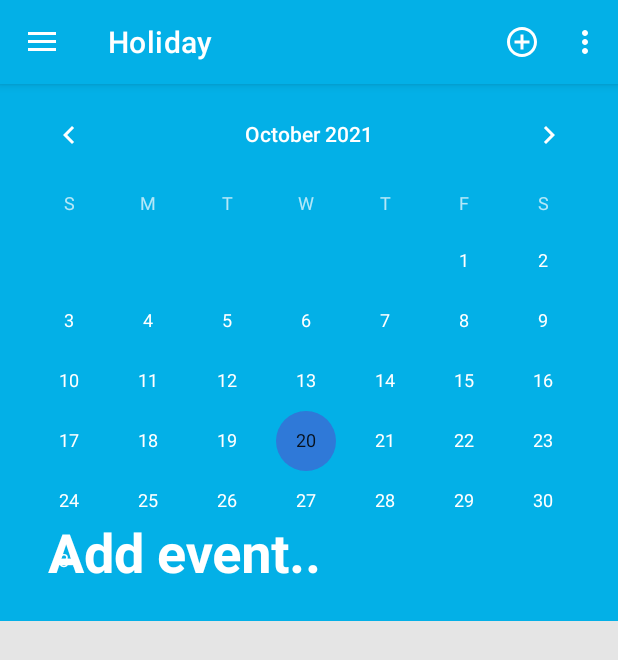
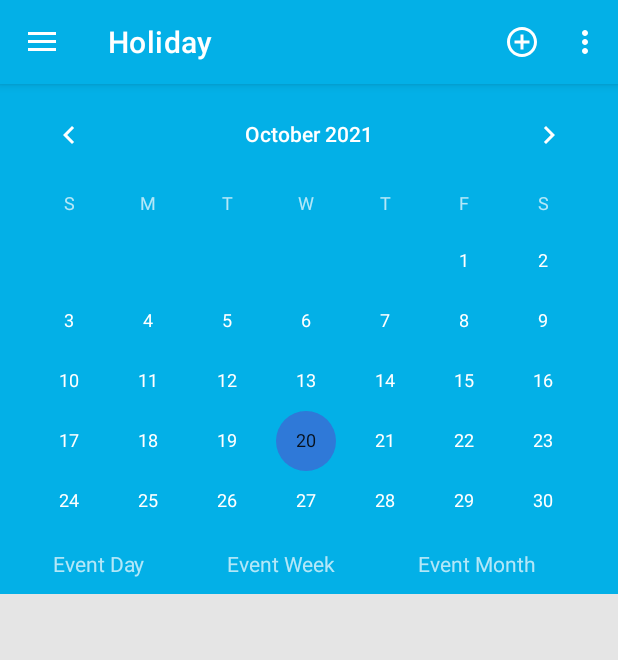
Before and after one commit to NovykovaNatalia/SmartNote, an Android app: the screen it shows after launch (MainActivity), in the side drawer, after a tap on "Holidays", on a phone screen of 412 x 824 dp. Shown: the top 660 px of the screen. Run offline under Robolectric (Android 15) with nearby library versions, the phone set to English and light mode, and no system bars; our stand-ins replace navigation-ui; libraries missing offline, so code that uses them is left out: androidx.palette.graphics.

Commit message:
Add event_day, event_week, event_month to CalendarView

```diff
--- a/app/src/main/java/com/example/smartnote/ui/holiday/HolidayFragment.kt
+++ b/app/src/main/java/com/example/smartnote/ui/holiday/HolidayFragment.kt
@@ -42,13 +42,11 @@ class HolidayFragment : Fragment() {
     lateinit var cancelActionButtonHoliday: Button
     lateinit var collapsing_toolbar: CollapsingToolbarLayout
     lateinit var date_ev: String
-
-    private var handlerAnimation = Handler()
-    private var statusAnimation = false
-    lateinit var imgAnimation: ImageView
-    lateinit var imgAnimation1: ImageView
     lateinit var inflater:LayoutInflater
     lateinit var container: ViewGroup
+    lateinit var event_day: TextView
+    lateinit var event_week: TextView
+    lateinit var event_month: TextView
 
     @SuppressLint("WrongConstant")
     override fun onCreateView(
@@ -64,10 +62,12 @@ class HolidayFragment : Fragment() {
 
         val root = inflater.inflate(R.layout.fragment_holiday, container, false)
 
-        val ttb = AnimationUtils.loadAnimation(context, R.anim.ttb)
         calendarView = root.findViewById(R.id.calendarView)
         collapsing_toolbar = root.findViewById(R.id.collapsing_toolbar)
-        collapsing_toolbar.setTitle(getResources().getString(R.string.event_text));
+        event_day = root.findViewById(R.id.event_day)
+        event_week = root.findViewById(R.id.event_week)
+        event_month = root.findViewById(R.id.event_month)
+//        collapsing_toolbar.setTitle(getResources().getString(R.string.event_text));
         toolbarTextAppernce()
 
         recyclerViwHoliday = root.findViewById(R.id.recyclerViewHoliday)
--- a/app/src/main/java/com/example/smartnote/ui/shopping/CustomRecyclerAdapterShopping.kt
+++ b/app/src/main/java/com/example/smartnote/ui/shopping/CustomRecyclerAdapterShopping.kt
@@ -94,7 +94,7 @@ class CustomAdapterShopping(private val items: ArrayList<ShoppingItem>) :
                         items[position].quantity = quantity_adnp.value
 //                        quantity_np.value = quantity_adnp.value
                     } else {
-                        Toast.makeText(context, "Put values!", Toast.LENGTH_LONG).show()
+                        Toast.makeText(context, context.getString(R.string.put_value), Toast.LENGTH_LONG).show()
                     }
                     mAlertDialog.dismiss()
                 }
@@ -106,13 +106,10 @@ class CustomAdapterShopping(private val items: ArrayList<ShoppingItem>) :
 
             itemView.setOnClickListener {
                 val builder = AlertDialog.Builder(holder.goods_tv.context)
-                builder.setMessage("Delete the god?")
-                Log.e("natlight", "Delete option")
-
-                builder.setPositiveButton("YES") { dialog, which ->
+                builder.setMessage("Delete the goods?")
+                builder.setPositiveButton("Yes") { dialog, which ->
                     items.remove(items[position])
                     notifyDataSetChanged()
-                    Log.e("natlight", "Deleted option")
                 }
                 builder.setNegativeButton("No") { dialog, which ->
 
--- a/app/src/main/res/layout/fragment_holiday.xml
+++ b/app/src/main/res/layout/fragment_holiday.xml
@@ -8,94 +8,81 @@
    <com.google.android.material.appbar.AppBarLayout
        android:layout_width="match_parent"
        android:layout_height="wrap_content"
+       android:id="@+id/app_bar_layout"
        android:theme="@style/ThemeOverlay.AppCompat.Dark.ActionBar">
 
       <com.google.android.material.appbar.CollapsingToolbarLayout
           android:id="@+id/collapsing_toolbar"
           android:layout_width="match_parent"
-          android:layout_height="match_parent"
+          android:layout_height="300dp"
           app:contentScrim="?attr/colorPrimary"
           app:layout_scrollFlags="scroll|exitUntilCollapsed">
-
 
          <CalendarView
              android:id="@+id/calendarView"
              android:layout_width="match_parent"
-             android:layout_height="match_parent"
-             android:layout_marginBottom="20dp"/>
-
-
-         <androidx.appcompat.widget.Toolbar
-             android:id="@+id/toolbar_holiday"
-             android:layout_width="match_parent"
-             android:layout_height="?attr/actionBarSize"
-             app:layout_collapseMode="pin"
-             tools:visibility="visible">
-         </androidx.appcompat.widget.Toolbar>
-
+             android:layout_height="match_parent" />
 
       </com.google.android.material.appbar.CollapsingToolbarLayout>
-<!--<androidx.constraintlayout.widget.ConstraintLayout-->
-<!--    android:layout_width="wrap_content"-->
-<!--    android:layout_height="wrap_content">-->
-<!--   <ImageView-->
-<!--       android:id="@+id/imgAnimation"-->
-<!--       android:layout_width="100dp"-->
-<!--       android:layout_height="100dp"-->
-<!--       android:src="@drawable/circle"-->
-<!--       app:layout_constraintTop_toBottomOf="parent"-->
-<!--       app:layout_constraintEnd_toEndOf="parent"-->
-<!--       app:layout_constraintStart_toStartOf="parent"-->
-<!--       app:layout_constraintTop_toTopOf="parent"/>-->
-<!--   <ImageView-->
-<!--       android:id="@+id/imgAnimation1"-->
-<!--       android:layout_width="100dp"-->
-<!--       android:layout_height="100dp"-->
-<!--       android:src="@drawable/circle"-->
-<!--       app:layout_constraintTop_toBottomOf="parent"-->
-<!--       app:layout_constraintEnd_toEndOf="parent"-->
-<!--       app:layout_constraintStart_toStartOf="parent"-->
-<!--       app:layout_constraintTop_toTopOf="parent"/>-->
-<!--   <Button-->
-<!--       android:id="@+id/button"-->
-<!--       android:layout_width="100dp"-->
-<!--       android:layout_height="100dp"-->
-<!--       style="@style/AppTheme.ButtonStyle"-->
-<!--       app:layout_constraintTop_toBottomOf="parent"-->
-<!--       app:layout_constraintEnd_toEndOf="parent"-->
-<!--       app:layout_constraintStart_toStartOf="parent"-->
-<!--       android:text="Start"-->
-<!--       app:layout_constraintTop_toTopOf="parent"/>-->
+      <LinearLayout
+          android:id="@+id/lin_layout"
+          android:layout_width="match_parent"
+          android:layout_height="30dp"
+          android:layout_marginTop="10dp"
+          android:layout_below="@+id/app_bar_layout"
+          app:layout_anchor="@+id/toolbar_holiday"
+          app:layout_anchorGravity="top|center">
 
-<!--</androidx.constraintlayout.widget.ConstraintLayout>-->
+         <TextView
+             android:id="@+id/event_day"
+             android:layout_width="wrap_content"
+             android:layout_height="wrap_content"
+             android:layout_marginLeft="35dp"
+             android:layout_weight="1"
+             android:text="Event Day" />
+
+         <TextView
+             android:id="@+id/event_week"
+             android:layout_width="wrap_content"
+             android:layout_height="wrap_content"
+             android:layout_weight="1"
+             android:text="Event Week" />
+
+         <TextView
+             android:id="@+id/event_month"
+             android:layout_width="wrap_content"
+             android:layout_height="wrap_content"
+             android:layout_weight="1"
+             android:text="Event Month" />
+      </LinearLayout>
+
 
    </com.google.android.material.appbar.AppBarLayout>
 
+
    <androidx.core.widget.NestedScrollView
+       android:id="@+id/nestedScrollView"
        android:layout_width="match_parent"
        android:layout_height="match_parent"
        android:background="#ffe5e5e5"
        app:layout_behavior="@string/appbar_scrolling_view_behavior">
 
-      <!-- Scrollable content -->
-<!--      <include layout="@layout/content" />-->
-       <androidx.recyclerview.widget.RecyclerView
-           android:id="@+id/recyclerViewHoliday"
-           android:layout_width="match_parent"
-           android:layout_height="wrap_content"
-           android:layout_below="@+id/calendarView"/>
+
+      <androidx.recyclerview.widget.RecyclerView
+          android:id="@+id/recyclerViewHoliday"
+          android:layout_width="match_parent"
+          android:layout_height="wrap_content"/>
 
 
    </androidx.core.widget.NestedScrollView>
-<!--   <com.google.android.material.floatingactionbutton.FloatingActionButton-->
-<!--       android:id="@+id/floating_btn_event"-->
-<!--       android:layout_width="match_parent"-->
-<!--       android:layout_height="wrap_content"-->
-<!--       android:src="@drawable/ic_baseline_add_circle_outline"-->
-<!--       android:layout_alignParentBottom="true"-->
-<!--       android:layout_marginTop="20dp"-->
-<!--       android:layout_margin="80dp"-->
-<!--       android:layout_alignParentRight="true"/>-->
 
+   <androidx.appcompat.widget.Toolbar
+       android:id="@+id/toolbar_holiday"
+       android:layout_width="match_parent"
+       android:layout_height="?attr/actionBarSize"
+       app:layout_anchor="@+id/app_bar_layout"
+       app:layout_anchorGravity="bottom|center"
+       app:layout_collapseMode="pin"
+       tools:visibility="visible"></androidx.appcompat.widget.Toolbar>
 
 </androidx.coordinatorlayout.widget.CoordinatorLayout>
--- a/app/src/main/res/layout/item_shopping.xml
+++ b/app/src/main/res/layout/item_shopping.xml
@@ -17,7 +17,7 @@
         android:orientation="vertical">
 
         <TextView
-            android:id="@+id/good_name_tv"
+            android:id="@+id/goods_name_tv"
             android:layout_width="170dp"
             android:layout_height="wrap_content"
             android:layout_weight="2"
@@ -46,7 +46,7 @@
             android:layout_width="170dp"
             android:layout_height="wrap_content"
             android:layout_weight="2"
-            android:text="Amount"
+            android:text="@string/amount"
             android:textSize="10sp" />
 
         <TextView
--- a/app/src/main/res/values/strings.xml
+++ b/app/src/main/res/values/strings.xml
@@ -37,4 +37,6 @@
     <string name="we_hope_you_enjoyed_our_app">We hope you enjoyed our app</string>
     <string name="text_content">Lorem ipsum dolor sit amet, consectetur adipiscing elit. Proin consectetur diam id aliquam scelerisque. Donec ultrices lacus vel </string>
     <string name="event_text">Add event..</string>
+    <string name="amount">Amount</string>
+    <string name="put_value">Put values!</string>
 </resources>
```
